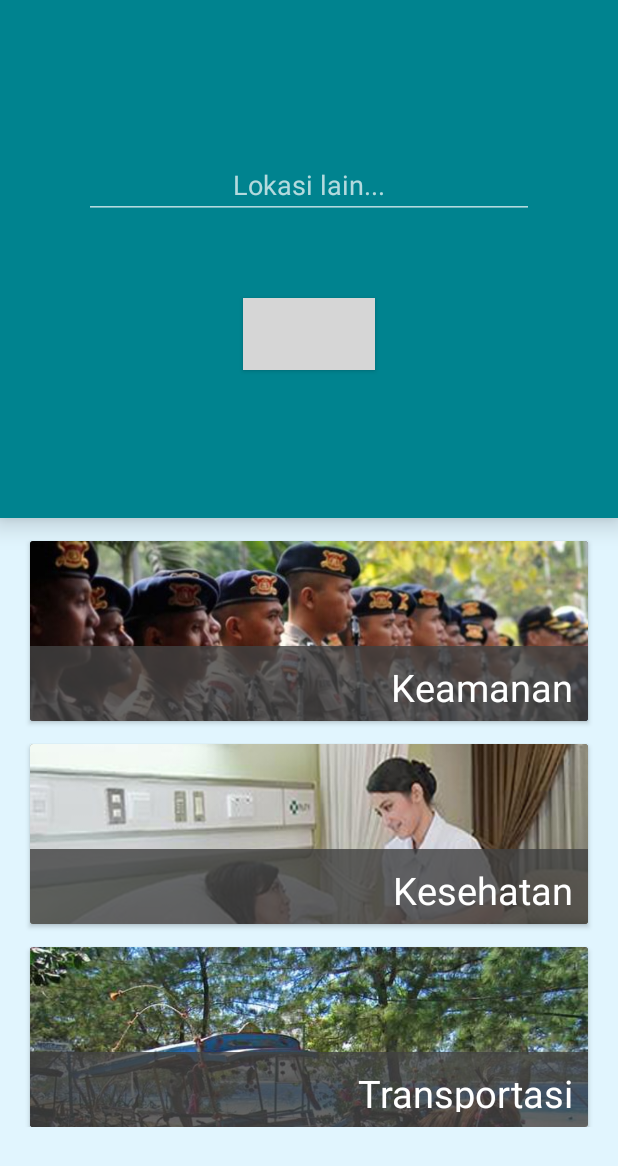
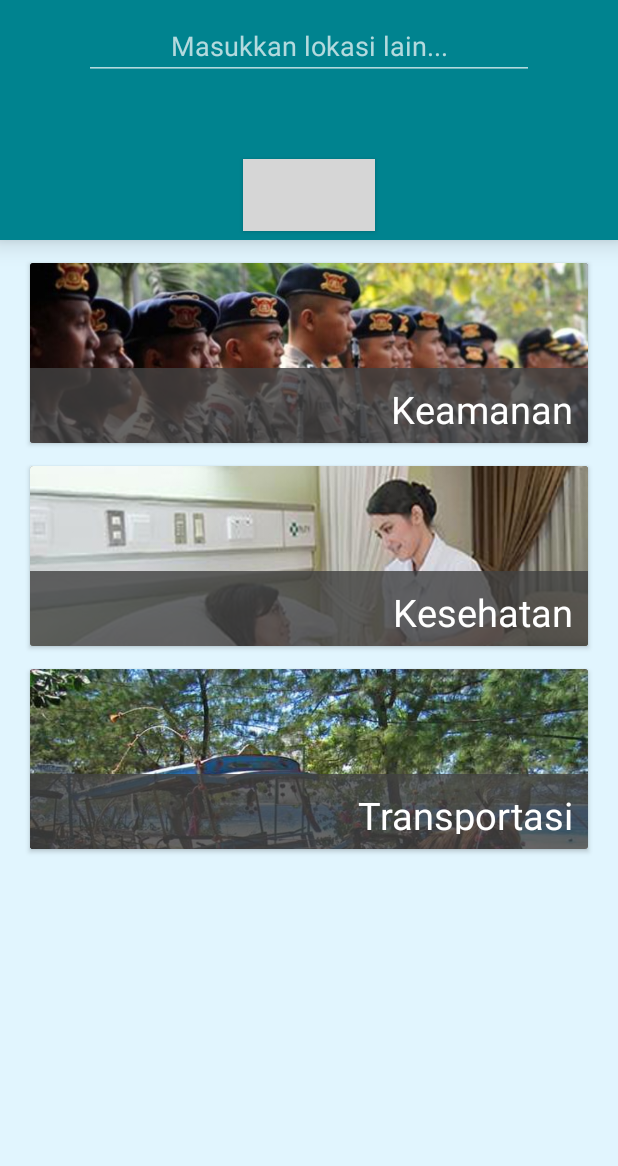
Before and after one commit to ridhoperdana/Siduya-LDTS, an Android app: the screen it shows after launch (HalamanDepan), on a phone screen of 412 x 824 dp. Shown: the top 1166 px of the screen. Run offline under Robolectric (Android 15) with nearby library versions, the phone set to English and light mode, and no system bars; grey boxes are pictures that could not be loaded.

Commit message:
insyaallah final

```diff
--- a/app/src/main/AndroidManifest.xml
+++ b/app/src/main/AndroidManifest.xml
@@ -42,7 +42,7 @@
             android:label="@string/title_activity_halaman_kesehatan"
             android:theme="@style/AppTheme" />
         <activity
-            android:name=".DialogActivity"
+            android:name=".DialogDetilLayanan"
             android:theme="@style/Theme.MyDialog" />
 
         <meta-data
--- a/app/src/main/java/net/ridhoperdana/siduya/HalamanDepan.java
+++ b/app/src/main/java/net/ridhoperdana/siduya/HalamanDepan.java
@@ -2,6 +2,7 @@ package net.ridhoperdana.siduya;
 
 import android.Manifest;
 import android.annotation.TargetApi;
+import android.app.Dialog;
 import android.app.ProgressDialog;
 import android.content.Context;
 import android.content.DialogInterface;
@@ -17,6 +18,7 @@ import android.os.AsyncTask;
 import android.os.Build;
 import android.os.Bundle;
 import android.app.Activity;
+import android.os.Handler;
 import android.support.v4.app.ActivityCompat;
 import android.support.v4.app.ActivityOptionsCompat;
 import android.support.v4.util.Pair;
@@ -30,6 +32,7 @@ import android.widget.AdapterView;
 import android.widget.AutoCompleteTextView;
 import android.widget.Button;
 import android.widget.TextView;
+import android.widget.Toast;
 
 import com.google.android.gms.maps.model.LatLng;
 import com.google.gson.Gson;
@@ -191,21 +194,21 @@ public class HalamanDepan extends Activity {
         });
     }
 
-    private void getLocation() {
+    private int getLocation() {
         manager = (LocationManager) getSystemService(LOCATION_SERVICE);
-
-        try {
-            if (!manager.isProviderEnabled(LocationManager.GPS_PROVIDER)) {
-                buildAlertMessageNoGps();
-            }
-        } catch (Exception e) {
-            Log.d("gps blm nyala", "payah");
-            return;
-        }
+//
+//        try {
+//            if (!manager.isProviderEnabled(LocationManager.GPS_PROVIDER)) {
+//                buildAlertMessageNoGps();
+//            }
+//        } catch (Exception e) {
+//            Log.d("gps blm nyala", "payah");
+//            return;
+//        }
 
 
         if (ActivityCompat.checkSelfPermission(getApplicationContext(), Manifest.permission.ACCESS_FINE_LOCATION) != PackageManager.PERMISSION_GRANTED && ActivityCompat.checkSelfPermission(getApplicationContext(), Manifest.permission.ACCESS_COARSE_LOCATION) != PackageManager.PERMISSION_GRANTED) {
-            return;
+            return 1;
         }
         mLastLocation = manager.getLastKnownLocation(LocationManager.GPS_PROVIDER);
         Log.d("ini lokasi", "gps");
@@ -218,16 +221,21 @@ public class HalamanDepan extends Activity {
                 Log.d("ini lokasi", "pindah tempat");
                 if (mLastLocation == null) {
                     Log.d("gak dapet", "mLoc");
-                    return;
+                    return 1;
                 }
             }
         } else if (mLastLocation != null)
+        {
             Log.d("Location : ", "Lat = " + mLastLocation.getLatitude() + " Lng");
+            return 0;
+        }
+
 //                return;
 //        }catch (Exception e)
 //        {
 //            Log.d("Gagal lokasi terbaru", "fail");
 //        }
+        return 0;
     }
 
     private void requestLocation() {
@@ -242,7 +250,7 @@ public class HalamanDepan extends Activity {
                 // for ActivityCompat#requestPermissions for more details.
                 return;
             }
-            manager.requestLocationUpdates(LocationManager.GPS_PROVIDER, 0, 0, new LocationListener() {
+            manager.requestLocationUpdates(LocationManager.GPS_PROVIDER, 500, 60000, new LocationListener() {
                 @Override
                 public void onLocationChanged(Location location) {
                     lat = location.getLatitude();
@@ -286,6 +294,7 @@ public class HalamanDepan extends Activity {
                 });
 //                finish();
         final AlertDialog alert = builder.create();
+        dialog.hide();
         alert.show();
 //        finish();
     }
@@ -337,6 +346,14 @@ public class HalamanDepan extends Activity {
     @Override
     protected void onResume() {
         super.onResume();
+//        try {
+//            getAddress();
+//            lokasi_saya.setText(Alamat);
+//            Log.d("Alamat auto-->", Alamat);
+//            dialog.hide();
+//        } catch (Exception e) {
+//            Toast.makeText(getApplicationContext(), "Gagal dapat lokasi dari resume", Toast.LENGTH_SHORT).show();
+//        }
     }
 
     private class Async extends AsyncTask<String, Integer, Double>
@@ -344,17 +361,29 @@ public class HalamanDepan extends Activity {
         @Override
         protected Double doInBackground(String... params) {
 //            try{
-                getLocation();
+                Integer lokasi = getLocation();
 //            }catch (Exception e)
 //            {
 //                Log.d("GPS blm nyala", "fail");
 //                return null;
 //            }
-
-            try {
-                getAddress();
-            } catch (IOException e) {
-                e.printStackTrace();
+            Log.d("lokasi =>", lokasi.toString());
+            if(lokasi!=1)
+            {
+                try {
+                    getAddress();
+                } catch (IOException e) {
+                    e.printStackTrace();
+                }
+            }
+            else
+            {
+                getLocation();
+                try {
+                    getAddress();
+                } catch (IOException e) {
+                    e.printStackTrace();
+                }
             }
             return null;
         }
@@ -368,6 +397,7 @@ public class HalamanDepan extends Activity {
                 dialog.hide();
             }catch (Exception e)
             {
+
                 Log.d("Gagal GPS / lokasi", "fail");
 //
 //                if (!manager.isProviderEnabled(LocationManager.GPS_PROVIDER)) {
@@ -381,6 +411,7 @@ public class HalamanDepan extends Activity {
                 } catch (IOException e1) {
                     e1.printStackTrace();
                 }
+                timerDelayRemoveDialog(5000, dialog);
 //                finish();
 //                lokasi_saya.setText(Alamat);
 //                try{
@@ -406,9 +437,18 @@ public class HalamanDepan extends Activity {
         protected void onPreExecute() {
             super.onPreExecute();
             dialog.setMessage("Sedang mencari lokasi...");
-            dialog.setCancelable(false);
+            dialog.setCancelable(true);
             dialog.show();
         }
+    }
+
+    public void timerDelayRemoveDialog(long time, final Dialog d){
+        new Handler().postDelayed(new Runnable() {
+            public void run() {
+                d.dismiss();
+                Toast.makeText(getApplicationContext(), "Gagal mendapat lokasi, harap tekan refresh", Toast.LENGTH_SHORT).show();
+            }
+        }, time);
     }
 
     public void getJSONFromUrl(String url) {
--- a/app/src/main/java/net/ridhoperdana/siduya/InputData.java
+++ b/app/src/main/java/net/ridhoperdana/siduya/InputData.java
@@ -83,7 +83,7 @@ public class InputData extends AppCompatActivity {
         tombol.setOnClickListener(new View.OnClickListener() {
             @Override
             public void onClick(View v) {
-                new Async().execute("http://ldts.cangkruk.info/public/uploaddata");
+                new Async().execute("http://cangkruk.info/ldts/public/uploaddata");
             }
         });
     }
--- a/app/src/main/java/net/ridhoperdana/siduya/SplashScreen.java
+++ b/app/src/main/java/net/ridhoperdana/siduya/SplashScreen.java
@@ -5,6 +5,7 @@ import android.content.Intent;
 import android.graphics.Color;
 import android.os.Build;
 import android.os.Bundle;
+import android.os.Handler;
 import android.util.Log;
 import android.view.View;
 
@@ -27,20 +28,38 @@ public class SplashScreen extends Activity {
         }
         setContentView(R.layout.splash_screen);
 
-        Thread timerThread = new Thread(){
-            public void run(){
-                try{
-                    sleep(2000);
-                }catch(InterruptedException e){
-                    e.printStackTrace();
-                }finally{
-                    Intent intent = new Intent(SplashScreen.this,HalamanDepan.class);
-                    startActivity(intent);
-                    finish();
-                }
+//        Thread timerThread = new Thread(){
+//            public void run(){
+//                try{
+//                    sleep(2000);
+//                }catch(InterruptedException e){
+//                    e.printStackTrace();
+//                }finally{
+//                    Intent intent = new Intent(SplashScreen.this,HalamanDepan.class);
+//                    startActivity(intent);
+//                    finish();
+//                }
+//            }
+//        };
+//        timerThread.start();
+        new Handler().postDelayed(new Runnable() {
+
+            /*
+             * Showing splash screen with a timer. This will be useful when you
+             * want to show case your app logo / company
+             */
+
+            @Override
+            public void run() {
+                // This method will be executed once the timer is over
+                // Start your app main activity
+                Intent i = new Intent(SplashScreen.this, HalamanDepan.class);
+                startActivity(i);
+
+                // close this activity
+                finish();
             }
-        };
-        timerThread.start();
+        }, 3000);
     }
 
 //    @Override
--- a/app/src/main/res/layout/activity_dialog.xml
+++ b/app/src/main/res/layout/activity_dialog.xml
@@ -8,7 +8,7 @@
     android:paddingLeft="@dimen/activity_horizontal_margin"
     android:paddingRight="@dimen/activity_horizontal_margin"
     android:paddingTop="@dimen/activity_vertical_margin"
-    tools:context="net.ridhoperdana.siduya.DialogActivity">
+    tools:context=".DialogDetilLayanan">
 
     <LinearLayout android:layout_width="match_parent"
         android:layout_height="match_parent"
--- a/app/src/main/res/layout/activity_halaman_depan.xml
+++ b/app/src/main/res/layout/activity_halaman_depan.xml
@@ -16,10 +16,9 @@
         <LinearLayout
             android:orientation="vertical"
             android:layout_width="match_parent"
-            android:layout_height="150dp"
+            android:layout_height="@dimen/height_judul"
             android:layout_gravity="center"
             android:background="@color/header"
-            android:layout_weight="0.73"
             android:elevation="10dp">
 
             <LinearLayout
@@ -37,7 +36,7 @@
                         android:layout_height="match_parent"
                         android:id="@+id/input_cari"
                         android:layout_gravity="center"
-                        android:hint="Lokasi lain..."
+                        android:hint="Masukkan lokasi lain..."
                         android:textAlignment="center"
                         android:textColor="#eeeeee"
                         android:imeOptions="actionDone">
@@ -76,7 +75,7 @@
                 <LinearLayout
                     android:orientation="vertical"
                     android:layout_width="match_parent"
-                    android:layout_height="match_parent">
+                    android:layout_height="wrap_content">
 
 
                     <!--<fragment-->
@@ -177,6 +176,7 @@
                         android:layout_marginTop="15dp"
                         android:layout_marginLeft="20dp"
                         android:layout_marginRight="20dp"
+                        android:layout_marginBottom="15dp"
                         android:id="@+id/card_transportasi">
 
                         <FrameLayout
--- a/app/src/main/res/layout/activity_input_data.xml
+++ b/app/src/main/res/layout/activity_input_data.xml
@@ -31,7 +31,7 @@
                     android:layout_width="wrap_content"
                     android:layout_height="wrap_content"
                     android:textAppearance="?android:attr/textAppearanceLarge"
-                    android:text="Masukkan Data"
+                    android:text="Masukkan Nomor Telepon"
                     android:id="@+id/activity_input"
                     android:layout_gravity="end"
                     android:textSize="28dp"
@@ -134,8 +134,8 @@
                 <EditText
                     android:layout_width="match_parent"
                     android:layout_height="wrap_content"
-                    android:hint="Nomor telepon.."
-                    android:textColorHint="@color/common_action_bar_splitter"
+                    android:hint="Masukkan nomor telepon.."
+                    android:textColorHint="#9e9e9e"
                     android:editable="true"
                     android:id="@+id/input_nomor_tempat"
                     android:textColor="@color/cardview_dark_background"
--- a/app/src/main/res/layout/custom_detail.xml
+++ b/app/src/main/res/layout/custom_detail.xml
@@ -5,7 +5,7 @@
     xmlns:tools="http://schemas.android.com/tools"
     android:layout_width="match_parent"
     android:layout_height="match_parent"
-    tools:context="net.ridhoperdana.siduya.DialogActivity">
+    tools:context=".DialogDetilLayanan">
 
     <LinearLayout android:layout_width="match_parent"
         android:layout_height="match_parent"
--- /dev/null
+++ b/app/src/main/res/values-hdpi/dimens.xml
@@ -0,0 +1,4 @@
+<?xml version="1.0" encoding="utf-8"?>
+<resources>
+    <dimen name="height_judul">160dp</dimen>
+</resources>
--- /dev/null
+++ b/app/src/main/res/values-xhdpi/dimens.xml
@@ -0,0 +1,4 @@
+<?xml version="1.0" encoding="utf-8"?>
+<resources>
+    <dimen name="height_judul">200dp</dimen>
+</resources>
```
Also changed, not shown: app/src/main/java/net/ridhoperdana/siduya/Adapter.java (+1 -11 lines), app/src/main/java/net/ridhoperdana/siduya/DialogDetilLayanan.java (renamed from app/src/main/java/net/ridhoperdana/siduya/DialogActivity.java, +12 -7 lines).
